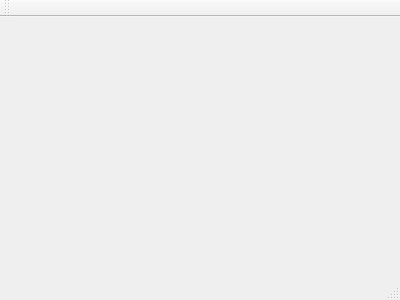
Old version of the form webcamdisplay.ui in the repository markuspg/WebcamDisplay.
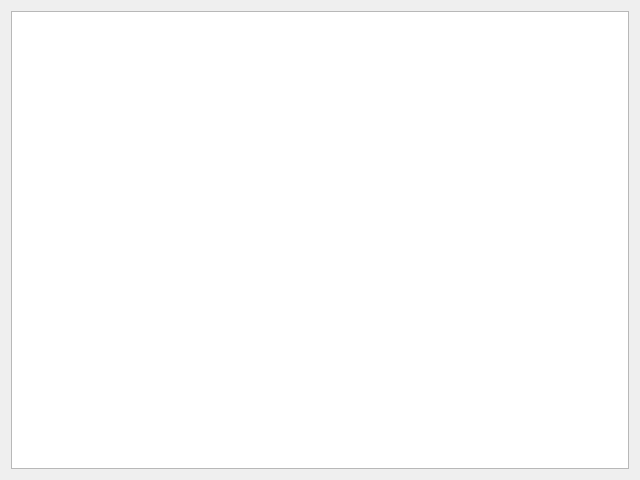
New version of the form.

What changed in the file:
```diff
--- a/webcamdisplay.ui
+++ b/webcamdisplay.ui
@@ -1,24 +1,36 @@
 <ui version="4.0">
  <class>MWWebcamDisplay</class>
- <widget class="QMainWindow" name="MWWebcamDisplay" >
-  <property name="geometry" >
+ <widget class="QMainWindow" name="MWWebcamDisplay">
+  <property name="geometry">
    <rect>
     <x>0</x>
     <y>0</y>
-    <width>400</width>
-    <height>300</height>
+    <width>640</width>
+    <height>480</height>
    </rect>
   </property>
-  <property name="windowTitle" >
-   <string>MWWebcamDisplay</string>
+  <property name="minimumSize">
+   <size>
+    <width>640</width>
+    <height>480</height>
+   </size>
   </property>
-  <widget class="QMenuBar" name="menuBar" />
-  <widget class="QToolBar" name="mainToolBar" />
-  <widget class="QWidget" name="centralWidget" />
-  <widget class="QStatusBar" name="statusBar" />
+  <property name="windowTitle">
+   <string>WebcamDisplay</string>
+  </property>
+  <widget class="QWidget" name="CWWebcamDisplay">
+   <layout class="QVBoxLayout" name="VLWebcamDisplay">
+    <item>
+     <widget class="QGraphicsView" name="GVImageDisplay">
+      <property name="viewportUpdateMode">
+       <enum>QGraphicsView::FullViewportUpdate</enum>
+      </property>
+     </widget>
+    </item>
+   </layout>
+  </widget>
  </widget>
- <layoutDefault spacing="6" margin="11" />
- <pixmapfunction></pixmapfunction>
+ <layoutdefault spacing="6" margin="11"/>
  <resources/>
  <connections/>
 </ui>
```
Left out of the diff: 1 changed line with no effect on the pictures.
